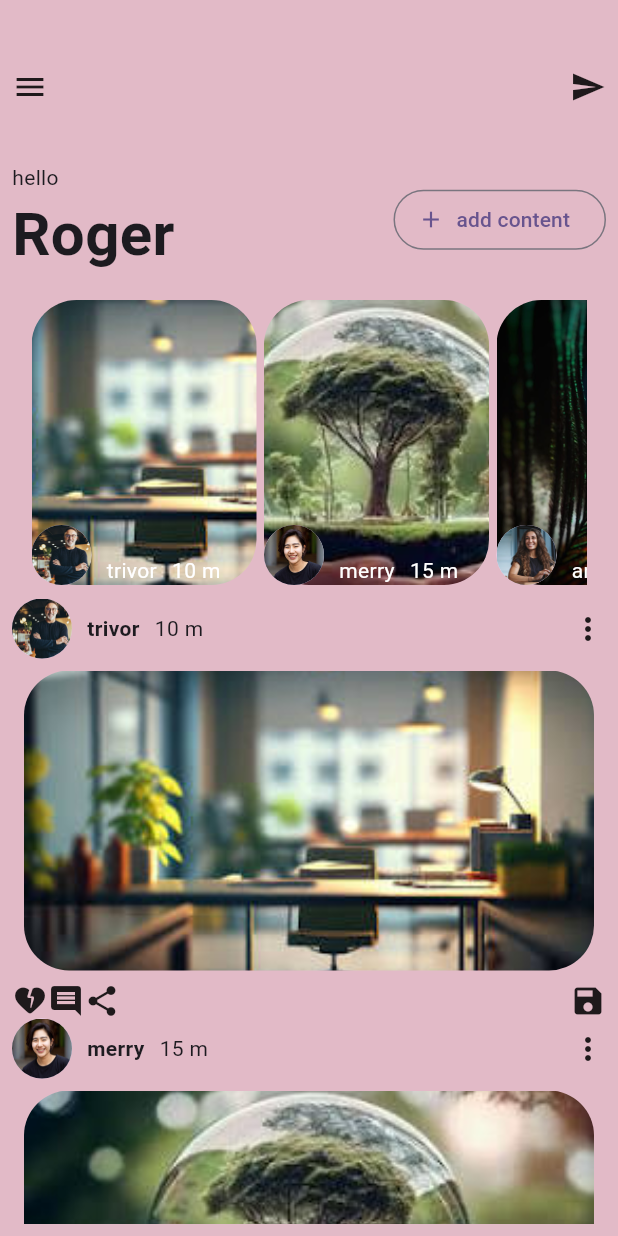
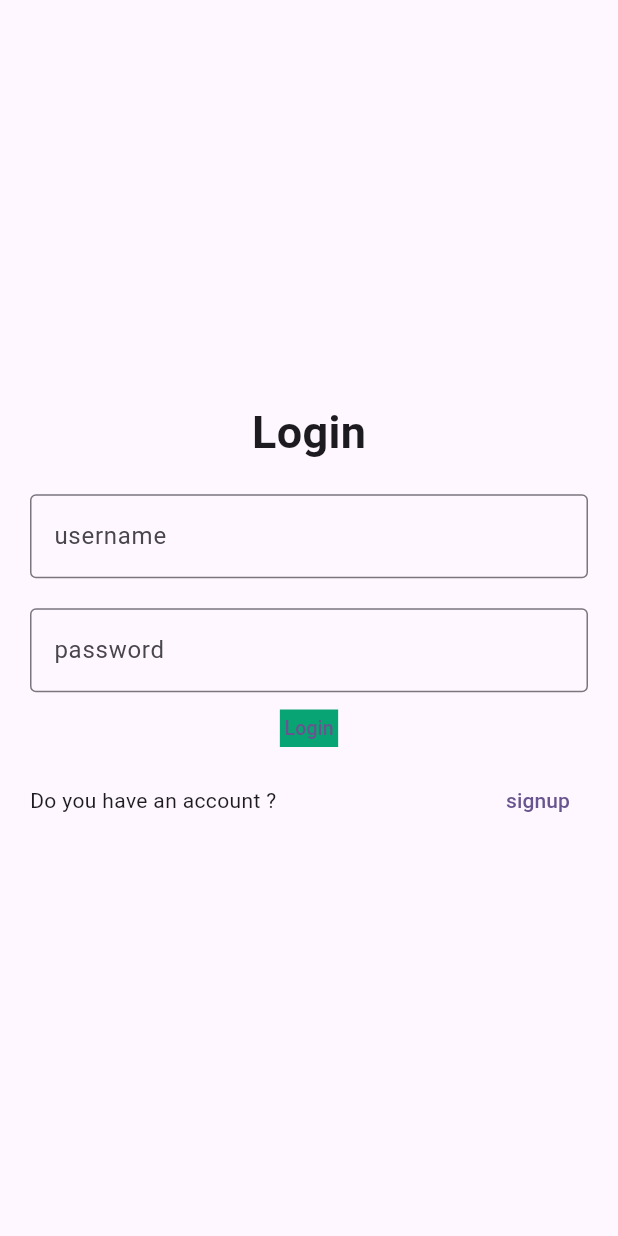
Before and after one commit to jaseelaj233/task1_flutter, a Flutter app: the screen it shows after launch, on a phone screen of 412 x 824 dp. Run offline on Flutter 3.47's test engine with Material 3 defaults, Android fonts, the phone set to English and light mode, and no system bars.

```diff
--- a/lib/datas.dart
+++ b/lib/datas.dart
@@ -1,4 +1,8 @@
 import 'package:flutter/material.dart';
+import 'package:task1/homescreen.dart';
+import 'package:task1/login.dart';
+
+import 'task1.dart';
 
 class Datas {
   List<Map<String, dynamic>> items = [
@@ -28,4 +32,46 @@ class Datas {
       'postimg': 'assets/mountain.jpg',
     },
   ];
+  TextEditingController usernamecontroller = TextEditingController();
+  GlobalKey<FormState> loginkey = GlobalKey<FormState>();
+  GlobalKey<FormState> signupkey = GlobalKey<FormState>();
+  TextEditingController passwordcontroller = TextEditingController();
+  TextEditingController password = TextEditingController();
+  TextEditingController conformpasswordcontroller = TextEditingController();
+  TextEditingController terms = TextEditingController();
+
+  void checkuser(String username, String password, context) {
+    if (username == 'jasi' && password == '1234') {
+      print('correct');
+      Navigator.of(context).push(MaterialPageRoute(
+        builder: (context) => Home(),
+      ));
+    } else {
+      ScaffoldMessenger.of(context).showSnackBar(
+          SnackBar(content: Text('invalid username or password')));
+      print('not correct');
+    }
+  }
+
+  void sign(String password, String conformpassword, context) {
+    if (password == conformpassword) {
+      print('correct');
+      Navigator.of(context).pop();
+    } else {
+      ScaffoldMessenger.of(context).showSnackBar(
+          SnackBar(content: Text('invalid password and conformpasword')));
+      print('not correct');
+    }
+  }
+
+  void checkterms(bool ischecked, context) {
+    if (ischecked == false) {
+      ScaffoldMessenger.of(context).showSnackBar(
+          SnackBar(content: Text('please click the terms and condition')));
+    } else {
+      Navigator.of(context).push(MaterialPageRoute(
+        builder: (context) => Login(),
+      ));
+    }
+  }
 }
--- /dev/null
+++ b/lib/login.dart
@@ -0,0 +1,93 @@
+import 'package:flutter/material.dart';
+import 'package:task1/datas.dart';
+import 'package:task1/signup.dart';
+import 'package:task1/task1.dart';
+
+class Login extends StatelessWidget {
+  const Login({super.key});
+
+  @override
+  Widget build(BuildContext context) {
+    Datas data = Datas();
+    return Scaffold(
+      body: Center(
+        child: Padding(
+          padding: const EdgeInsets.symmetric(horizontal: 20),
+          child: Form(
+            key: data.loginkey,
+            child: Column(
+              mainAxisAlignment: MainAxisAlignment.center,
+              children: [
+                const Text(
+                  'Login',
+                  style: TextStyle(fontSize: 30, fontWeight: FontWeight.bold),
+                ),
+                SizedBox(
+                  height: 20,
+                ),
+                TextFormField(
+                  validator: (value) {
+                    if (value == null || value.isEmpty) {
+                      return "username required";
+                    } else {
+                      return null;
+                    }
+                  },
+                  decoration: const InputDecoration(
+                      hintText: 'username', border: OutlineInputBorder()),
+                  controller: data.usernamecontroller,
+                ),
+                SizedBox(
+                  height: 20,
+                ),
+                TextFormField(
+                  validator: (value) {
+                    if (value == null || value.isEmpty) {
+                      return "password required";
+                    } else {
+                      return null;
+                    }
+                  },
+                  decoration: const InputDecoration(
+                      hintText: 'password', border: OutlineInputBorder()),
+                  controller: data.passwordcontroller,
+                  obscureText: true,
+                ),
+                TextButton(
+                    onPressed: () {
+                      if (data.loginkey.currentState!.validate()) {
+                        data.checkuser(data.usernamecontroller.text,
+                            data.passwordcontroller.text, context);
+                      }
+                    },
+                    child: Container(
+                      padding: const EdgeInsets.all(3.0),
+                      color: Color.fromARGB(255, 9, 164, 115),
+                      child: const Text(
+                        'Login',
+                        style: TextStyle(fontSize: 13),
+                      ),
+                    )),
+                Container(
+                  child: Row(
+                    children: [
+                      Text('Do you have an account ?'),
+                      Spacer(),
+                      TextButton(
+                          onPressed: () {
+                            Navigator.of(context).push(MaterialPageRoute(
+                              builder: (context) => Signup(),
+                            ));
+                          },
+                          child: Text('signup'))
+                    ],
+                  ),
+                )
+              ],
+            ),
+          ),
+        ),
+      ),
+    );
+  }
+}
--- a/lib/main.dart
+++ b/lib/main.dart
@@ -1,4 +1,7 @@
 import 'package:flutter/material.dart';
+import 'package:task1/homescreen.dart';
+import 'package:task1/login.dart';
+import 'package:task1/signup.dart';
 import 'package:task1/task1.dart';
 
 void main() {
@@ -33,7 +36,6 @@ class MyApp extends StatelessWidget {
           colorScheme: ColorScheme.fromSeed(seedColor: Colors.deepPurple),
           useMaterial3: true,
         ),
-      home: const Task(),
-    );
+        home: const Login());
   }
 }
--- a/lib/widgets/posttile.dart
+++ b/lib/widgets/posttile.dart
@@ -45,7 +45,7 @@ class PostTile extends StatelessWidget {
         ),
         const Row(
           children: [
-            Icon(Icons.heart_broken_rounded),
+            Icon(Icons.favorite_outline),
             Icon(Icons.comment),
             Icon(Icons.share_rounded),
             Spacer(),
--- a/pubspec.yaml
+++ b/pubspec.yaml
@@ -35,6 +35,7 @@ dependencies:
   # The following adds the Cupertino Icons font to your application.
   # Use with the CupertinoIcons class for iOS style icons.
   cupertino_icons: ^1.0.2
+  intl: ^0.19.0
 
 dev_dependencies:
   flutter_test:
```
Also changed, not shown: lib/homescreen.dart (added, +18 -0 lines), lib/signup.dart (added, +217 -0 lines), pubspec.lock, 1 other file. Lines whose indentation alone changed are shown as unchanged.
